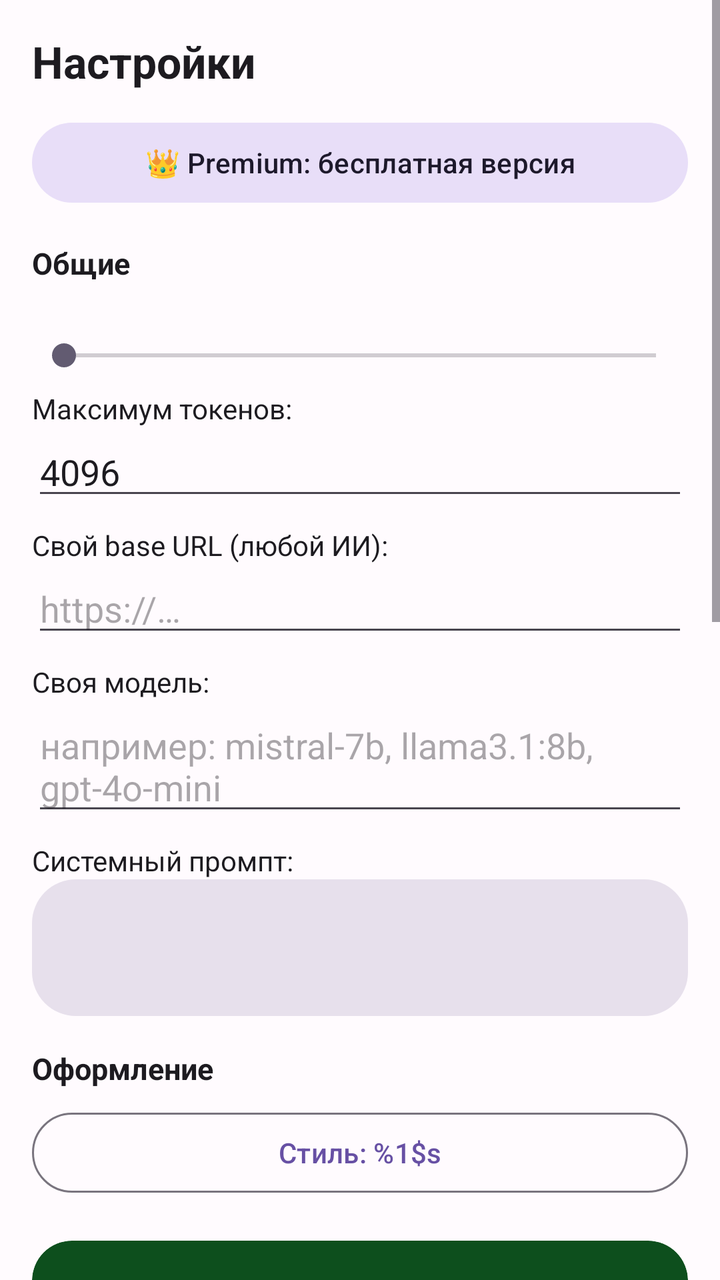
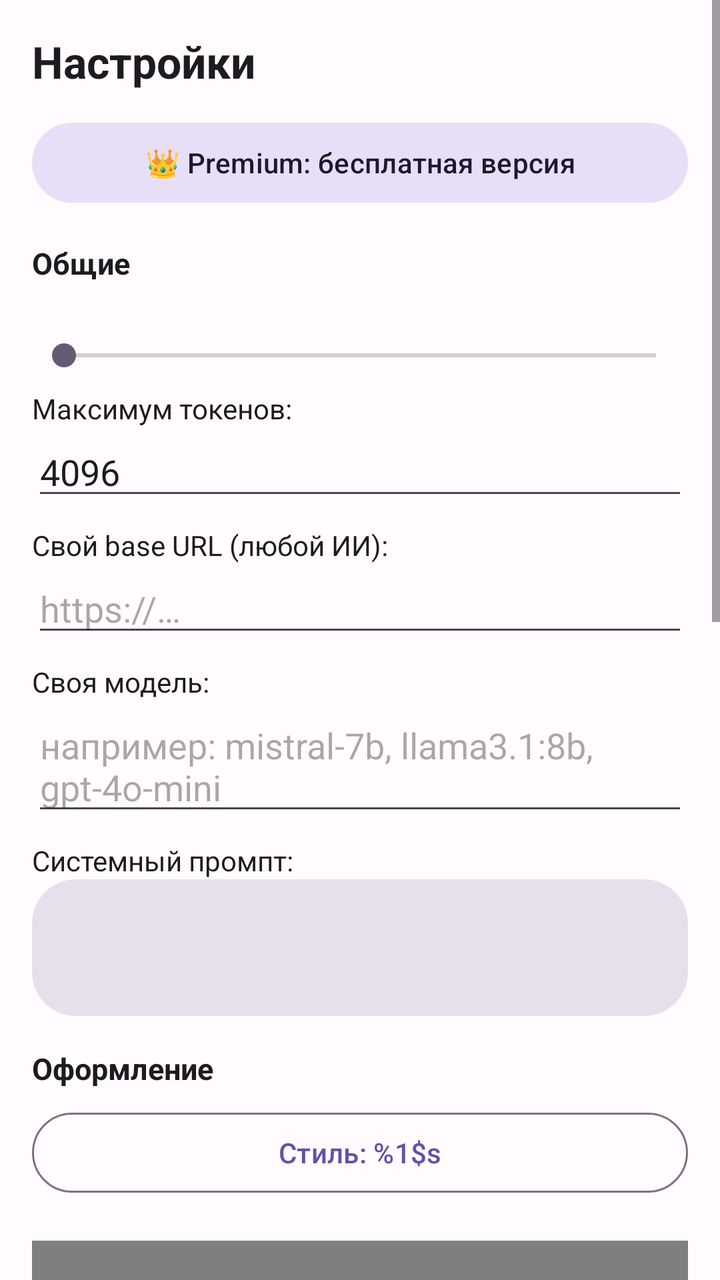

An Android layout rendered at two revisions. The XML below is the earlier revision; the diff shows what the commit changed to produce the second picture.
<!-- AndroidManifest.xml: application theme Theme.DevAIStudio -->
<!-- res/layout/fragment_settings.xml -->
<?xml version="1.0" encoding="utf-8"?>
<ScrollView xmlns:android="http://schemas.android.com/apk/res/android"
    xmlns:app="http://schemas.android.com/apk/res-auto"
    android:layout_width="match_parent"
    android:layout_height="match_parent"
    android:fillViewport="true">

    <LinearLayout
        android:layout_width="match_parent"
        android:layout_height="wrap_content"
        android:orientation="vertical"
        android:padding="16dp">

        <TextView
            android:layout_width="match_parent"
            android:layout_height="wrap_content"
            android:text="@string/settings_title"
            android:textColor="?attr/colorOnSurface"
            android:textSize="22sp"
            android:textStyle="bold" />

        <com.google.android.material.button.MaterialButton
            android:id="@+id/btn_premium"
            style="@style/Widget.Material3.Button.TonalButton"
            android:layout_width="match_parent"
            android:layout_height="wrap_content"
            android:layout_marginTop="12dp"
            android:text="@string/premium_status_button_free" />

        <TextView
            android:layout_width="match_parent"
            android:layout_height="wrap_content"
            android:layout_marginTop="16dp"
            android:text="@string/settings_general"
            android:textColor="?attr/colorOnSurface"
            android:textSize="15sp"
            android:textStyle="bold" />

        <TextView
            android:id="@+id/temperature_label"
            android:layout_width="match_parent"
            android:layout_height="wrap_content"
            android:layout_marginTop="8dp"
            android:textColor="?attr/colorOnSurfaceVariant"
            android:textSize="14sp" />

        <SeekBar
            android:id="@+id/temperature_bar"
            android:layout_width="match_parent"
            android:layout_height="wrap_content"
            android:max="20" />

        <TextView
            android:layout_width="match_parent"
            android:layout_height="wrap_content"
            android:layout_marginTop="8dp"
            android:text="@string/settings_max_tokens"
            android:textColor="?attr/colorOnSurface"
            android:textSize="14sp" />

        <EditText
            android:id="@+id/max_tokens_input"
            android:layout_width="match_parent"
            android:layout_height="wrap_content"
            android:inputType="number"
            android:text="4096"
            android:textColor="?attr/colorOnSurface" />

        <TextView
            android:layout_width="match_parent"
            android:layout_height="wrap_content"
            android:layout_marginTop="8dp"
            android:text="@string/settings_custom_base"
            android:textColor="?attr/colorOnSurface"
            android:textSize="14sp" />

        <EditText
            android:id="@+id/custom_base_input"
            android:layout_width="match_parent"
            android:layout_height="wrap_content"
            android:hint="https://…"
            android:inputType="textUri"
            android:textColor="?attr/colorOnSurface" />

        <TextView
            android:layout_width="match_parent"
            android:layout_height="wrap_content"
            android:layout_marginTop="8dp"
            android:text="@string/settings_custom_model"
            android:textColor="?attr/colorOnSurface"
            android:textSize="14sp" />

        <EditText
            android:id="@+id/custom_model_input"
            android:layout_width="match_parent"
            android:layout_height="wrap_content"
            android:hint="например: mistral-7b, llama3.1:8b, gpt-4o-mini"
            android:textColor="?attr/colorOnSurface" />

        <TextView
            android:layout_width="match_parent"
            android:layout_height="wrap_content"
            android:layout_marginTop="8dp"
            android:text="@string/settings_system_prompt"
            android:textColor="?attr/colorOnSurface"
            android:textSize="14sp" />

        <EditText
            android:id="@+id/system_prompt_input"
            android:layout_width="match_parent"
            android:layout_height="wrap_content"
            android:background="@drawable/bg_input"
            android:gravity="top|start"
            android:inputType="textMultiLine"
            android:minLines="3"
            android:padding="10dp"
            android:textColor="?attr/colorOnSurface"
            android:textSize="13sp" />

        <TextView
            android:layout_width="match_parent"
            android:layout_height="wrap_content"
            android:layout_marginTop="16dp"
            android:text="@string/settings_appearance"
            android:textColor="?attr/colorOnSurface"
            android:textSize="15sp"
            android:textStyle="bold" />

        <com.google.android.material.button.MaterialButton
            android:id="@+id/btn_theme"
            style="@style/Widget.Material3.Button.OutlinedButton"
            android:layout_width="match_parent"
            android:layout_height="wrap_content"
            android:layout_marginTop="8dp"
            android:text="@string/settings_theme_current" />

        <com.google.android.material.card.MaterialCardView
            android:id="@+id/author_art"
            android:layout_width="match_parent"
            android:layout_height="220dp"
            android:layout_marginTop="20dp"
            app:cardBackgroundColor="#0D4F1D"
            app:cardCornerRadius="20dp"
            app:strokeWidth="0dp">

            <FrameLayout
                android:layout_width="match_parent"
                android:layout_height="match_parent">

                <TextView
                    android:layout_width="wrap_content"
                    android:layout_height="wrap_content"
                    android:layout_gravity="top|start"
                    android:layout_marginStart="18dp"
                    android:layout_marginTop="8dp"
                    android:alpha="0.55"
                    android:rotation="-15"
                    android:text="✦"
                    android:textColor="#2E7A3A"
                    android:textSize="96sp" />

                <LinearLayout
                    android:layout_width="wrap_content"
                    android:layout_height="wrap_content"
                    android:layout_gravity="center"
                    android:orientation="vertical">

                    <TextView
                        android:layout_width="wrap_content"
                        android:layout_height="wrap_content"
                        android:text="NeonBeat"
                        android:textColor="#EAF7E6"
                        android:textSize="28sp"
                        android:textStyle="bold" />

                    <TextView
                        android:layout_width="wrap_content"
                        android:layout_height="wrap_content"
                        android:layout_marginTop="2dp"
                        android:text="DevAI Studio"
                        android:textColor="#8FE3A0"
                        android:textSize="14sp" />

                    <TextView
                        android:layout_width="wrap_content"
                        android:layout_height="wrap_content"
                        android:layout_marginTop="10dp"
                        android:text="t.me/NeonBeat"
                        android:textColor="#8FE3A0"
                        android:textSize="12sp" />
                </LinearLayout>

                <ImageView
                    android:layout_width="56dp"
                    android:layout_height="56dp"
                    android:layout_gravity="bottom|end"
                    android:layout_marginEnd="18dp"
                    android:layout_marginBottom="14dp"
                    android:contentDescription="@string/settings_author"
                    android:src="@drawable/ic_android_logo" />

                <TextView
                    android:layout_width="wrap_content"
                    android:layout_height="wrap_content"
                    android:layout_gravity="bottom|start"
                    android:layout_marginStart="22dp"
                    android:layout_marginBottom="18dp"
                    android:alpha="0.7"
                    android:rotation="12"
                    android:text="★"
                    android:textColor="#8FE3A0"
                    android:textSize="34sp" />
            </FrameLayout>
        </com.google.android.material.card.MaterialCardView>

        <TextView
            android:layout_width="match_parent"
            android:layout_height="wrap_content"
            android:layout_marginTop="12dp"
            android:text="@string/settings_author"
            android:textColor="?attr/colorOnSurface"
            android:textSize="15sp"
            android:textStyle="bold" />

        <com.google.android.material.card.MaterialCardView
            android:layout_width="match_parent"
            android:layout_height="wrap_content"
            android:layout_marginTop="8dp"
            app:cardCornerRadius="16dp">

            <LinearLayout
                android:layout_width="match_parent"
                android:layout_height="wrap_content"
                android:orientation="vertical"
                android:padding="16dp">

                <LinearLayout
                    android:layout_width="match_parent"
                    android:layout_height="wrap_content"
                    android:gravity="center_vertical"
                    android:orientation="horizontal">

                    <TextView
                        android:layout_width="wrap_content"
                        android:layout_height="wrap_content"
                        android:text="👤"
                        android:textSize="30sp" />

                    <LinearLayout
                        android:layout_width="0dp"
                        android:layout_height="wrap_content"
                        android:layout_marginStart="12dp"
                        android:layout_weight="1"
                        android:orientation="vertical">

                        <TextView
                            android:layout_width="match_parent"
                            android:layout_height="wrap_content"
                            android:text="@string/settings_author_name"
                            android:textColor="?attr/colorOnSurface"
                            android:textSize="16sp"
                            android:textStyle="bold" />

                        <TextView
                            android:layout_width="match_parent"
                            android:layout_height="wrap_content"
                            android:text="@string/settings_author_role"
                            android:textColor="?attr/colorOnSurfaceVariant"
                            android:textSize="12sp" />
                    </LinearLayout>
                </LinearLayout>

                <com.google.android.material.button.MaterialButton
                    android:id="@+id/btn_author_telegram"
                    style="@style/Widget.Material3.Button.TonalButton"
                    android:layout_width="match_parent"
                    android:layout_height="wrap_content"
                    android:layout_marginTop="12dp"
                    android:text="@string/settings_author_telegram" />

                <com.google.android.material.button.MaterialButton
                    android:id="@+id/btn_author_site"
                    style="@style/Widget.Material3.Button.OutlinedButton"
                    android:layout_width="match_parent"
                    android:layout_height="wrap_content"
                    android:layout_marginTop="8dp"
                    android:text="@string/settings_author_site" />

                <TextView
                    android:id="@+id/author_credit"
                    android:layout_width="match_parent"
                    android:layout_height="wrap_content"
                    android:layout_marginTop="12dp"
                    android:clickable="true"
                    android:focusable="true"
                    android:padding="4dp"
                    android:text="@string/settings_author_credit"
                    android:textColor="#8FE3A0"
                    android:textSize="12sp" />
            </LinearLayout>
        </com.google.android.material.card.MaterialCardView>

        <TextView
            android:layout_width="match_parent"
            android:layout_height="wrap_content"
            android:layout_marginTop="16dp"
            android:padding="12dp"
            android:background="@drawable/bg_input"
            android:text="@string/settings_about"
            android:textColor="?attr/colorOnSurfaceVariant"
            android:textSize="13sp" />

        <com.google.android.material.button.MaterialButton
            android:id="@+id/btn_clear_keys"
            style="@style/Widget.Material3.Button.OutlinedButton"
            android:layout_width="match_parent"
            android:layout_height="wrap_content"
            android:layout_marginTop="16dp"
            android:text="@string/settings_clear_all"
            android:textColor="@color/badge_paid" />

    </LinearLayout>

</ScrollView>
<!-- resources referenced by this layout -->
<resources>
  <color name="badge_paid">#F9A825</color>
  <!-- drawable bg_input (drawable) -->
  <?xml version="1.0" encoding="utf-8"?>
  <shape xmlns:android="http://schemas.android.com/apk/res/android" android:shape="rectangle">
      <solid android:color="?attr/colorSurfaceVariant" />
      <corners android:radius="22dp" />
  </shape>
  <!-- drawable ic_android_logo (drawable) -->
  <vector xmlns:android="http://schemas.android.com/apk/res/android"
      android:width="24dp"
      android:height="24dp"
      android:viewportWidth="24"
      android:viewportHeight="24">
      <path
          android:fillColor="#FFFFFFFF"
          android:pathData="M17.6,9.48l1.84,-3.18c0.16,-0.31 0.04,-0.69 -0.26,-0.85 -0.29,-0.15 -0.65,-0.06 -0.83,0.22l-1.88,3.24c-1.33,-0.59 -2.8,-0.92 -4.35,-0.92s-3.02,0.33 -4.35,0.92L5.65,5.67c-0.19,-0.29 -0.58,-0.38 -0.87,-0.2 -0.28,0.18 -0.37,0.54 -0.22,0.83L6.4,9.48C3.3,11.25 1.28,14.44 1,18h22c-0.28,-3.56 -2.3,-6.75 -5.4,-8.52zM7,15.25c-0.69,0 -1.25,-0.56 -1.25,-1.25s0.56,-1.25 1.25,-1.25 1.25,0.56 1.25,1.25 -0.56,1.25 -1.25,1.25zM17,15.25c-0.69,0 -1.25,-0.56 -1.25,-1.25s0.56,-1.25 1.25,-1.25 1.25,0.56 1.25,1.25 -0.56,1.25 -1.25,1.25z" />
  </vector>
  <string name="premium_status_button_free">👑 Premium: бесплатная версия</string>
  <string name="settings_about">Совет: благодаря полю «Свой base URL» можно подключить ЛЮБОЙ OpenAI-совместимый сервер: локальные Ollama / LM Studio / llama.cpp, корпоративные шлюзы, Azure OpenAI и т.д.</string>
  <string name="settings_appearance">Оформление</string>
  <string name="settings_author">Автор</string>
  <string name="settings_author_credit">Конструктор — Vexel (@cheburek_dev). Используется с разрешения.\nОригинал: t.me/cheburek_dev</string>
  <string name="settings_author_name">NeonBeatt</string>
  <string name="settings_author_role">Разработчик DevAI Studio</string>
  <string name="settings_author_site">Сайт</string>
  <string name="settings_author_telegram">Telegram</string>
  <string name="settings_clear_all">Сбросить все ключи</string>
  <string name="settings_custom_base">Свой base URL (любой ИИ):</string>
  <string name="settings_custom_model">Своя модель:</string>
  <string name="settings_general">Общие</string>
  <string name="settings_max_tokens">Максимум токенов:</string>
  <string name="settings_system_prompt">Системный промпт:</string>
  <string name="settings_theme_current">Стиль: %1$s</string>
  <string name="settings_title">Настройки</string>
  <style name="Theme.DevAIStudio" parent="Theme.Material3.DayNight.NoActionBar">
          <item name="colorPrimary">@color/primary</item>
          <item name="colorOnPrimary">@color/white</item>
          <item name="colorPrimaryContainer">@color/primary_light</item>
          <item name="colorSecondary">@color/secondary</item>
          <item name="colorSurface">@color/surface</item>
          <item name="android:colorBackground">@color/background</item>
          <item name="android:statusBarColor">@color/primary_dark</item>
          <item name="android:windowLightStatusBar">false</item>
      </style>
  <color name="primary">#6750A4</color>
  <color name="white">#FFFFFF</color>
  <color name="primary_light">#EADDFF</color>
  <color name="secondary">#625B71</color>
  <color name="surface">#FDF8FF</color>
  <color name="background">#FFFBFE</color>
  <color name="primary_dark">#4F378B</color>
</resources>

<!-- the commit's change to res/layout/fragment_settings.xml (unified diff, before → after) -->
@@ -134,84 +134,11 @@
             android:layout_marginTop="8dp"
             android:text="@string/settings_theme_current" />
 
-        <com.google.android.material.card.MaterialCardView
+        <androidx.compose.ui.platform.ComposeView
             android:id="@+id/author_art"
             android:layout_width="match_parent"
             android:layout_height="220dp"
-            android:layout_marginTop="20dp"
-            app:cardBackgroundColor="#0D4F1D"
-            app:cardCornerRadius="20dp"
-            app:strokeWidth="0dp">
-
-            <FrameLayout
-                android:layout_width="match_parent"
-                android:layout_height="match_parent">
-
-                <TextView
-                    android:layout_width="wrap_content"
-                    android:layout_height="wrap_content"
-                    android:layout_gravity="top|start"
-                    android:layout_marginStart="18dp"
-                    android:layout_marginTop="8dp"
-                    android:alpha="0.55"
-                    android:rotation="-15"
-                    android:text="✦"
-                    android:textColor="#2E7A3A"
-                    android:textSize="96sp" />
-
-                <LinearLayout
-                    android:layout_width="wrap_content"
-                    android:layout_height="wrap_content"
-                    android:layout_gravity="center"
-                    android:orientation="vertical">
-
-                    <TextView
-                        android:layout_width="wrap_content"
-                        android:layout_height="wrap_content"
-                        android:text="NeonBeat"
-                        android:textColor="#EAF7E6"
-                        android:textSize="28sp"
-                        android:textStyle="bold" />
-
-                    <TextView
-                        android:layout_width="wrap_content"
-                        android:layout_height="wrap_content"
-                        android:layout_marginTop="2dp"
-                        android:text="DevAI Studio"
-                        android:textColor="#8FE3A0"
-                        android:textSize="14sp" />
-
-                    <TextView
-                        android:layout_width="wrap_content"
-                        android:layout_height="wrap_content"
-                        android:layout_marginTop="10dp"
-                        android:text="t.me/NeonBeat"
-                        android:textColor="#8FE3A0"
-                        android:textSize="12sp" />
-                </LinearLayout>
-
-                <ImageView
-                    android:layout_width="56dp"
-                    android:layout_height="56dp"
-                    android:layout_gravity="bottom|end"
-                    android:layout_marginEnd="18dp"
-                    android:layout_marginBottom="14dp"
-                    android:contentDescription="@string/settings_author"
-                    android:src="@drawable/ic_android_logo" />
-
-                <TextView
-                    android:layout_width="wrap_content"
-                    android:layout_height="wrap_content"
-                    android:layout_gravity="bottom|start"
-                    android:layout_marginStart="22dp"
-                    android:layout_marginBottom="18dp"
-                    android:alpha="0.7"
-                    android:rotation="12"
-                    android:text="★"
-                    android:textColor="#8FE3A0"
-                    android:textSize="34sp" />
-            </FrameLayout>
-        </com.google.android.material.card.MaterialCardView>
+            android:layout_marginTop="20dp" />
 
         <TextView
             android:layout_width="match_parent"
<!-- resource entries referenced after the edit -->
@@ -7,16 +7,6 @@
       <solid android:color="?attr/colorSurfaceVariant" />
       <corners android:radius="22dp" />
   </shape>
-  <!-- drawable ic_android_logo (drawable) -->
-  <vector xmlns:android="http://schemas.android.com/apk/res/android"
-      android:width="24dp"
-      android:height="24dp"
-      android:viewportWidth="24"
-      android:viewportHeight="24">
-      <path
-          android:fillColor="#FFFFFFFF"
-          android:pathData="M17.6,9.48l1.84,-3.18c0.16,-0.31 0.04,-0.69 -0.26,-0.85 -0.29,-0.15 -0.65,-0.06 -0.83,0.22l-1.88,3.24c-1.33,-0.59 -2.8,-0.92 -4.35,-0.92s-3.02,0.33 -4.35,0.92L5.65,5.67c-0.19,-0.29 -0.58,-0.38 -0.87,-0.2 -0.28,0.18 -0.37,0.54 -0.22,0.83L6.4,9.48C3.3,11.25 1.28,14.44 1,18h22c-0.28,-3.56 -2.3,-6.75 -5.4,-8.52zM7,15.25c-0.69,0 -1.25,-0.56 -1.25,-1.25s0.56,-1.25 1.25,-1.25 1.25,0.56 1.25,1.25 -0.56,1.25 -1.25,1.25zM17,15.25c-0.69,0 -1.25,-0.56 -1.25,-1.25s0.56,-1.25 1.25,-1.25 1.25,0.56 1.25,1.25 -0.56,1.25 -1.25,1.25z" />
-  </vector>
   <string name="premium_status_button_free">👑 Premium: бесплатная версия</string>
   <string name="settings_about">Совет: благодаря полю «Свой base URL» можно подключить ЛЮБОЙ OpenAI-совместимый сервер: локальные Ollama / LM Studio / llama.cpp, корпоративные шлюзы, Azure OpenAI и т.д.</string>
   <string name="settings_appearance">Оформление</string>
